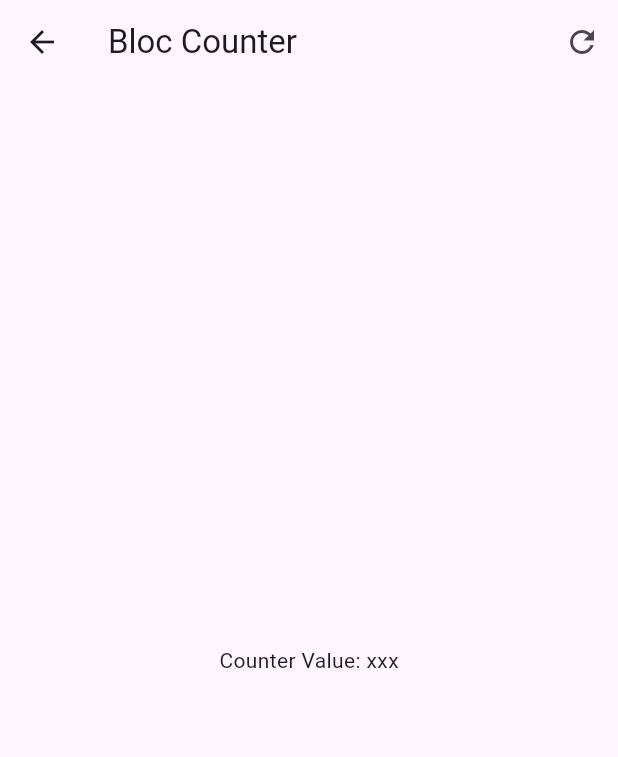
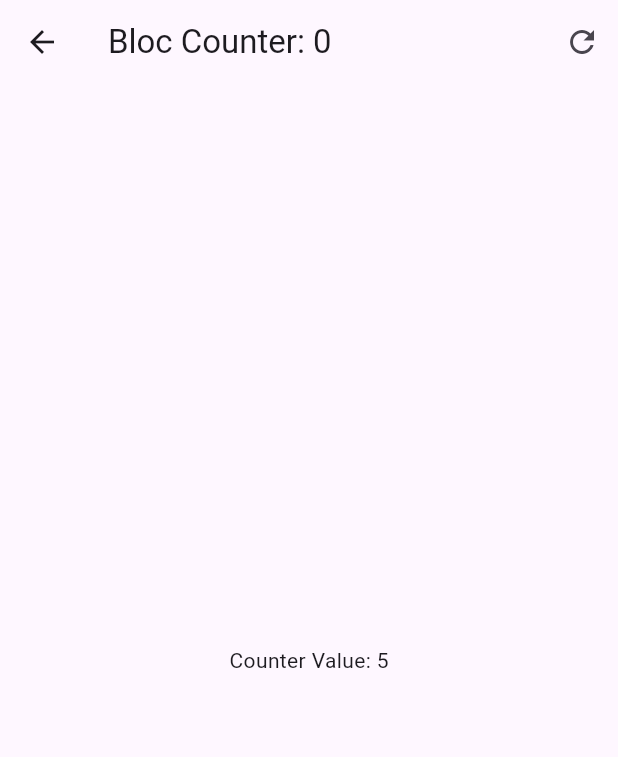
Before and after one commit to AleXx815/forms_app, a Flutter app: the screen it shows after launch, after a tap on "BLoC", on a phone screen of 412 x 824 dp. Shown: the top 757 px of the screen. Run offline on Flutter 3.47's test engine with Material 2 defaults, Android fonts, the phone set to English and light mode, and no system bars; our stand-ins replace equatable, flutter_bloc, go_router.

Commit message:
functional counter bloc

```diff
--- a/lib/presentation/blocs/counter_bloc/counter_bloc.dart
+++ b/lib/presentation/blocs/counter_bloc/counter_bloc.dart
@@ -5,8 +5,9 @@ part 'counter_event.dart';
 part 'counter_state.dart';
 
 class CounterBloc extends Bloc<CounterEvent, CounterState> {
-  CounterBloc() : super(const CounterState()) {
+  CounterBloc() : super(const CounterState(counter: 5)) {
     on<CounterIncreassed>(_onCounterIncreased);
+    on<CounterReset>(_onCounterReset);
   }
 
   void _onCounterIncreased(
@@ -16,4 +17,10 @@ class CounterBloc extends Bloc<CounterEvent, CounterState> {
       transactionCount: state.transactionCount + 1,
     ));
   }
+
+  void _onCounterReset(CounterReset event, Emitter<CounterState> emit) {
+    emit(state.copyWith(
+      counter: 0,
+    ));
+  }
 }
--- a/lib/presentation/blocs/counter_bloc/counter_event.dart
+++ b/lib/presentation/blocs/counter_bloc/counter_event.dart
@@ -9,3 +9,5 @@ class CounterIncreassed extends CounterEvent {
 
   const CounterIncreassed(this.value);
 }
+
+class CounterReset extends CounterEvent {}
--- a/lib/presentation/screens/bloc_counter_screen.dart
+++ b/lib/presentation/screens/bloc_counter_screen.dart
@@ -1,22 +1,48 @@
 import 'package:flutter/material.dart';
+import 'package:flutter_bloc/flutter_bloc.dart';
+import 'package:forms_app/presentation/blocs/counter_bloc/counter_bloc.dart';
 
 class BlocCounterScreen extends StatelessWidget {
   const BlocCounterScreen({super.key});
 
   @override
   Widget build(BuildContext context) {
+    return BlocProvider(
+      create: (_) => CounterBloc(),
+      child: const BlocCounterView(),
+    );
+  }
+}
+
+class BlocCounterView extends StatelessWidget {
+  const BlocCounterView({
+    super.key,
+  });
+
+  void increaseCounterBy(BuildContext context, [int value = 1]) {
+    context.read<CounterBloc>().add(CounterIncreassed(value));
+  }
+
+  @override
+  Widget build(BuildContext context) {
     return Scaffold(
       appBar: AppBar(
-        title: const Text("Bloc Counter"),
+        title: context.select(
+          (CounterBloc counterBloc) =>
+              Text("Bloc Counter: ${counterBloc.state.transactionCount}"),
+        ),
         actions: [
           IconButton(
-            onPressed: () {},
+            onPressed: () => context.read<CounterBloc>().add(CounterReset()),
             icon: const Icon(Icons.refresh_outlined),
           ),
         ],
       ),
-      body: const Center(
-        child: Text("Counter Value: xxx"),
+      body: Center(
+        child: context.select(
+          (CounterBloc counterBloc) =>
+              Text("Counter Value: ${counterBloc.state.counter}"),
+        ),
       ),
       floatingActionButton: Column(
         mainAxisAlignment: MainAxisAlignment.end,
@@ -24,7 +50,7 @@ class BlocCounterScreen extends StatelessWidget {
           FloatingActionButton(
             heroTag: "1",
             child: const Text("+3"),
-            onPressed: () => {},
+            onPressed: () => increaseCounterBy(context, 3),
           ),
           const SizedBox(
             height: 15,
@@ -32,7 +58,7 @@ class BlocCounterScreen extends StatelessWidget {
           FloatingActionButton(
             heroTag: "2",
             child: const Text("+2"),
-            onPressed: () => {},
+            onPressed: () => increaseCounterBy(context, 2),
           ),
           const SizedBox(
             height: 15,
@@ -40,7 +66,7 @@ class BlocCounterScreen extends StatelessWidget {
           FloatingActionButton(
             heroTag: "3",
             child: const Text("+1"),
-            onPressed: () => {},
+            onPressed: () => increaseCounterBy(context, 1),
           ),
         ],
       ),
--- a/lib/presentation/screens/home_screen.dart
+++ b/lib/presentation/screens/home_screen.dart
@@ -21,6 +21,10 @@ class HomeScreen extends StatelessWidget {
             trailing: const Icon(Icons.arrow_forward_outlined),
             onTap: () => context.push("/counter-bloc"),
           ),
+          const Padding(
+            padding: EdgeInsets.symmetric(horizontal: 10),
+            child: Divider(),
+          )
         ],
       ),
     );
```
